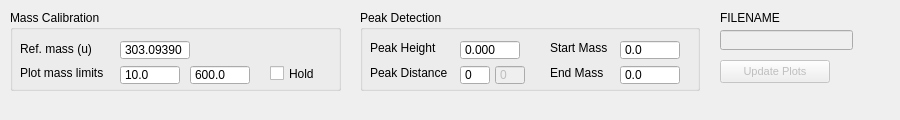
Before: the Qt Designer form src/gui/analysis_qt.ui in odile9999/asan, drawn with Qt 5.
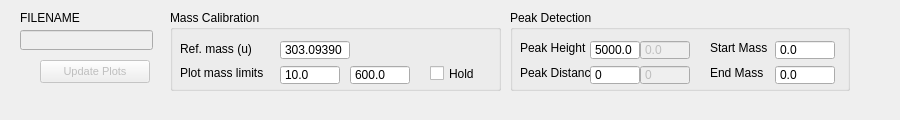
After: the same form once the commit is applied.

Commit message: First peak detection

Patch:
```diff
--- a/src/gui/analysis_qt.ui
+++ b/src/gui/analysis_qt.ui
@@ -29,7 +29,7 @@
    <widget class="QGroupBox" name="groupBox_Mass">
     <property name="geometry">
      <rect>
-      <x>10</x>
+      <x>170</x>
       <y>10</y>
       <width>331</width>
       <height>81</height>
@@ -156,7 +156,7 @@
    <widget class="QGroupBox" name="groupBox_Peak">
     <property name="geometry">
      <rect>
-      <x>360</x>
+      <x>510</x>
       <y>10</y>
       <width>340</width>
       <height>81</height>
@@ -194,9 +194,9 @@
     <widget class="QLabel" name="label_StartMass">
      <property name="geometry">
       <rect>
-       <x>190</x>
+       <x>200</x>
        <y>30</y>
-       <width>70</width>
+       <width>61</width>
        <height>16</height>
       </rect>
      </property>
@@ -207,9 +207,9 @@
     <widget class="QLabel" name="label_EndMass">
      <property name="geometry">
       <rect>
-       <x>190</x>
+       <x>200</x>
        <y>55</y>
-       <width>70</width>
+       <width>61</width>
        <height>16</height>
       </rect>
      </property>
@@ -220,9 +220,9 @@
     <widget class="QDoubleSpinBox" name="doubleSpinBox_PeakHeight">
      <property name="geometry">
       <rect>
-       <x>100</x>
+       <x>80</x>
        <y>30</y>
-       <width>60</width>
+       <width>50</width>
        <height>20</height>
       </rect>
      </property>
@@ -233,18 +233,21 @@
       <enum>QAbstractSpinBox::NoButtons</enum>
      </property>
      <property name="decimals">
-      <number>3</number>
+      <number>1</number>
      </property>
      <property name="maximum">
-      <double>10000.000000000000000</double>
+      <double>20000.000000000000000</double>
+     </property>
+     <property name="value">
+      <double>5000.000000000000000</double>
      </property>
     </widget>
     <widget class="QSpinBox" name="spinBox_PeakDistance">
      <property name="geometry">
       <rect>
-       <x>100</x>
+       <x>80</x>
        <y>55</y>
-       <width>30</width>
+       <width>50</width>
        <height>20</height>
       </rect>
      </property>
@@ -264,7 +267,7 @@
     <widget class="QDoubleSpinBox" name="doubleSpinBox_StartMass">
      <property name="geometry">
       <rect>
-       <x>260</x>
+       <x>265</x>
        <y>30</y>
        <width>60</width>
        <height>20</height>
@@ -280,13 +283,13 @@
       <number>1</number>
      </property>
      <property name="maximum">
-      <double>1000.000000000000000</double>
+      <double>2000.000000000000000</double>
      </property>
     </widget>
     <widget class="QDoubleSpinBox" name="doubleSpinBox_EndMass">
      <property name="geometry">
       <rect>
-       <x>260</x>
+       <x>265</x>
        <y>55</y>
        <width>60</width>
        <height>20</height>
@@ -311,9 +314,9 @@
      </property>
      <property name="geometry">
       <rect>
-       <x>135</x>
+       <x>130</x>
        <y>55</y>
-       <width>30</width>
+       <width>50</width>
        <height>20</height>
       </rect>
      </property>
@@ -330,6 +333,31 @@
       <number>0</number>
      </property>
     </widget>
+    <widget class="QDoubleSpinBox" name="doubleSpinBox_PeakHeightFound">
+     <property name="enabled">
+      <bool>false</bool>
+     </property>
+     <property name="geometry">
+      <rect>
+       <x>130</x>
+       <y>30</y>
+       <width>50</width>
+       <height>20</height>
+      </rect>
+     </property>
+     <property name="locale">
+      <locale language="English" country="UnitedStates"/>
+     </property>
+     <property name="buttonSymbols">
+      <enum>QAbstractSpinBox::NoButtons</enum>
+     </property>
+     <property name="decimals">
+      <number>1</number>
+     </property>
+     <property name="maximum">
+      <double>10000.000000000000000</double>
+     </property>
+    </widget>
    </widget>
    <widget class="QPushButton" name="pushButton_UpdatePlots">
     <property name="enabled">
@@ -337,7 +365,7 @@
     </property>
     <property name="geometry">
      <rect>
-      <x>720</x>
+      <x>40</x>
       <y>60</y>
       <width>110</width>
       <height>23</height>
@@ -366,7 +394,7 @@
     </property>
     <property name="geometry">
      <rect>
-      <x>720</x>
+      <x>20</x>
       <y>30</y>
       <width>133</width>
       <height>20</height>
@@ -393,7 +421,7 @@
    <widget class="QLabel" name="label_Filename">
     <property name="geometry">
      <rect>
-      <x>720</x>
+      <x>20</x>
       <y>10</y>
       <width>60</width>
       <height>16</height>
```
The commit also changes 5 other files.
